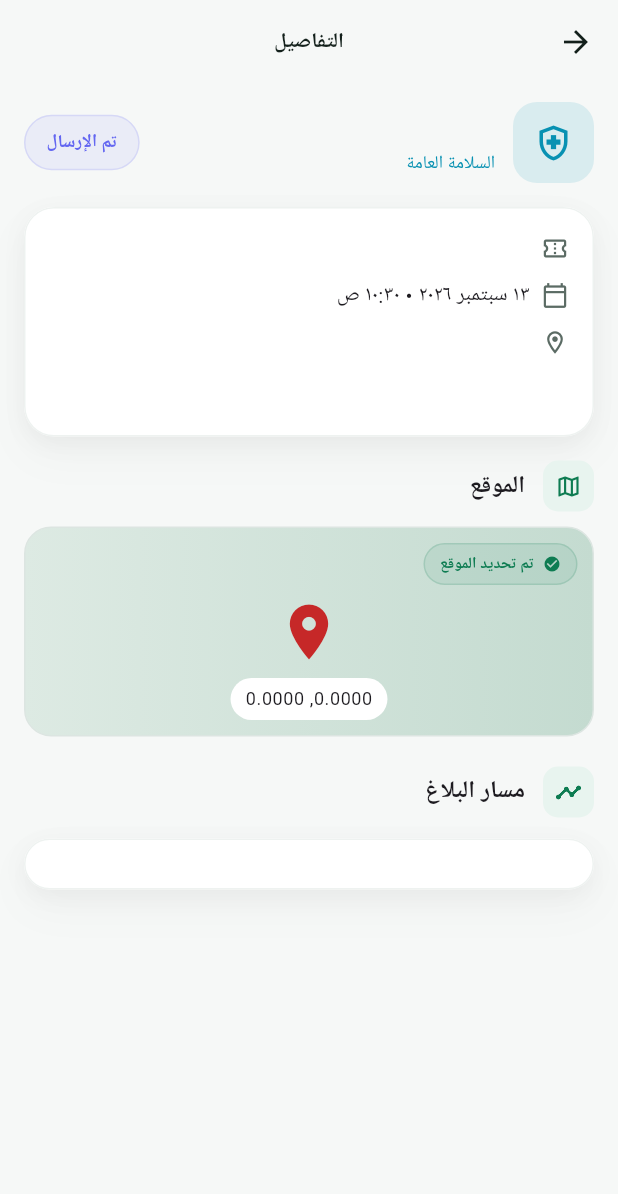
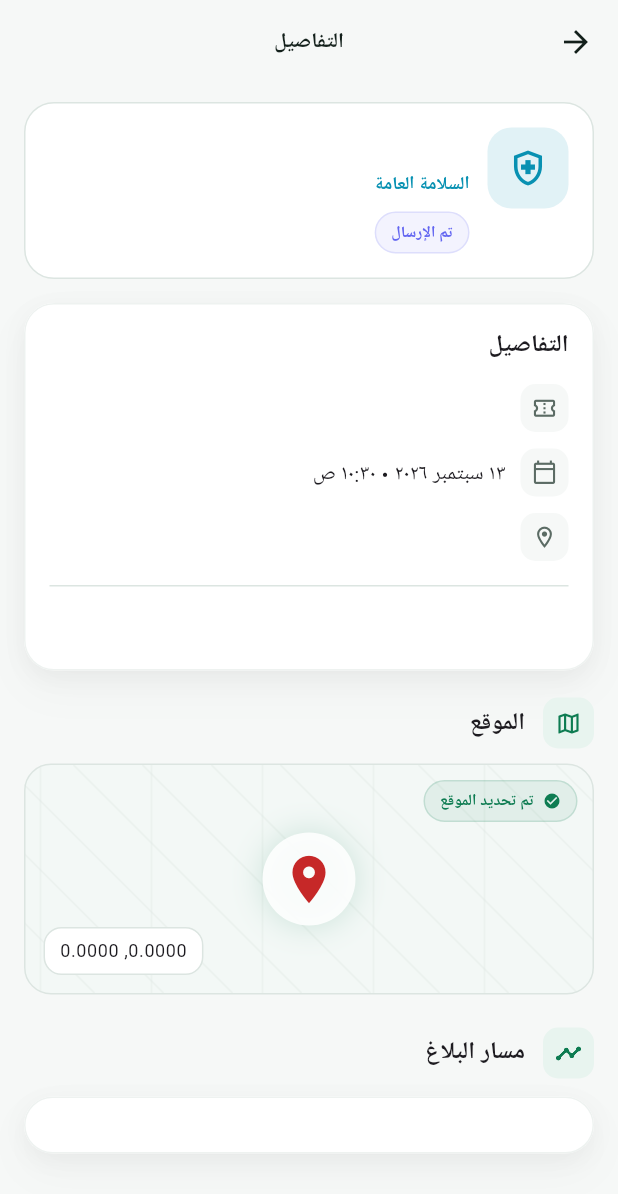
Before and after one commit to a63970980-eng/Sad, a Flutter app: the ReportDetailScreen screen opened directly with empty values, on a phone screen of 412 x 824 dp. Shown: the top 1194 px of the screen. Run offline on Flutter 3.47's test engine with Material 3 defaults, Android fonts, the phone set to English and light mode, and no system bars; our stand-ins replace cached_network_image, cloud_firestore, equatable, firebase_auth, firebase_core, firebase_storage and 13 more; accounts and stored records are empty; Roboto replaces fonts that are missing (Cairo).

Commit message:
refactor(reports): elevate citizen report detail presentation without changing workflow

```diff
--- a/lib/features/reports/presentation/screens/report_detail_screen.dart
+++ b/lib/features/reports/presentation/screens/report_detail_screen.dart
@@ -41,69 +41,53 @@ class ReportDetailScreen extends ConsumerWidget {
           return ListView(
             padding: const EdgeInsets.fromLTRB(16, 12, 16, 28),
             children: [
-              Row(
-                children: [
-                  Container(
-                    width: 54,
-                    height: 54,
-                    decoration: BoxDecoration(
-                      color: report.category.color.withValues(alpha: 0.12),
-                      borderRadius: BorderRadius.circular(16),
-                    ),
-                    child: Icon(report.category.icon,
-                        color: report.category.color, size: 28),
-                  ),
-                  const SizedBox(width: 12),
-                  Expanded(
-                    child: Column(
-                      crossAxisAlignment: CrossAxisAlignment.start,
-                      children: [
-                        Text(report.title,
-                            style: t.titleMedium
-                                ?.copyWith(fontWeight: FontWeight.w800)),
-                        const SizedBox(height: 4),
-                        Text(tr(l, report.category.labelKey),
-                            style: t.bodySmall
-                                ?.copyWith(color: report.category.color)),
-                      ],
-                    ),
-                  ),
-                  StatusPill(
-                      label: tr(l, report.status.labelKey),
-                      color: report.status.color),
-                ],
-              ),
+              _ReportHero(report: report, locale: locale),
               const SizedBox(height: 16),
               AppCard(
+                padding: const EdgeInsets.fromLTRB(16, 15, 16, 17),
                 child: Column(
                   crossAxisAlignment: CrossAxisAlignment.start,
                   children: [
+                    Text(
+                      l.details,
+                      style: t.titleMedium?.copyWith(fontWeight: FontWeight.w800),
+                    ),
+                    const SizedBox(height: 14),
                     _InfoRow(
-                        icon: Icons.confirmation_number_outlined,
-                        label: report.id),
-                    const SizedBox(height: 10),
+                      icon: Icons.confirmation_number_outlined,
+                      label: report.id,
+                    ),
+                    const SizedBox(height: 11),
                     _InfoRow(
-                        icon: Icons.calendar_today_outlined,
-                        label: Formatters.dateTime(report.createdAt, locale)),
+                      icon: Icons.calendar_today_outlined,
+                      label: Formatters.dateTime(report.createdAt, locale),
+                    ),
                     if (report.address != null) ...[
-                      const SizedBox(height: 10),
+                      const SizedBox(height: 11),
                       _InfoRow(
-                          icon: Icons.location_on_outlined,
-                          label: report.address!),
+                        icon: Icons.location_on_outlined,
+                        label: report.address!,
+                      ),
                     ],
+                    const SizedBox(height: 16),
+                    Divider(color: scheme.outline),
                     const SizedBox(height: 14),
-                    Text(report.description,
-                        style: t.bodyMedium
-                            ?.copyWith(color: scheme.onSurface)),
+                    Text(
+                      report.description,
+                      style: t.bodyMedium?.copyWith(
+                        color: scheme.onSurface,
+                        height: 1.65,
+                      ),
+                    ),
                   ],
                 ),
               ),
               if (report.photos.isNotEmpty) ...[
-                const SizedBox(height: 16),
+                const SizedBox(height: 18),
                 SectionHeader(title: l.reportPhotos, icon: Icons.image_outlined),
                 const SizedBox(height: 10),
                 SizedBox(
-                  height: 110,
+                  height: 112,
                   child: ListView.separated(
                     scrollDirection: Axis.horizontal,
                     itemCount: report.photos.length,
@@ -116,19 +100,17 @@ class ReportDetailScreen extends ConsumerWidget {
                 ),
               ],
               if (report.hasLocation) ...[
-                const SizedBox(height: 16),
-                SectionHeader(
-                    title: l.reportLocation, icon: Icons.map_outlined),
+                const SizedBox(height: 18),
+                SectionHeader(title: l.reportLocation, icon: Icons.map_outlined),
                 const SizedBox(height: 10),
                 _MiniMap(report: report),
               ],
-              const SizedBox(height: 20),
-              SectionHeader(
-                  title: l.reportTimeline, icon: Icons.timeline_rounded),
-              const SizedBox(height: 14),
+              const SizedBox(height: 22),
+              SectionHeader(title: l.reportTimeline, icon: Icons.timeline_rounded),
+              const SizedBox(height: 12),
               AppCard(
-                child: TimelineView(
-                    entries: report.timeline, locale: locale),
+                padding: const EdgeInsets.fromLTRB(16, 18, 16, 18),
+                child: TimelineView(entries: report.timeline, locale: locale),
               ),
             ],
           );
@@ -138,20 +120,96 @@ class ReportDetailScreen extends ConsumerWidget {
   }
 }
 
+class _ReportHero extends StatelessWidget {
+  const _ReportHero({required this.report, required this.locale});
+  final Report report;
+  final String locale;
+
+  @override
+  Widget build(BuildContext context) {
+    final l = AppLocalizations.of(context);
+    final t = Theme.of(context).textTheme;
+    final scheme = Theme.of(context).colorScheme;
+    return Container(
+      padding: const EdgeInsets.all(16),
+      decoration: BoxDecoration(
+        color: scheme.surface,
+        borderRadius: BorderRadius.circular(20),
+        border: Border.all(color: scheme.outline),
+      ),
+      child: Row(
+        crossAxisAlignment: CrossAxisAlignment.start,
+        children: [
+          Container(
+            width: 54,
+            height: 54,
+            decoration: BoxDecoration(
+              color: report.category.color.withValues(alpha: 0.12),
+              borderRadius: BorderRadius.circular(16),
+            ),
+            child: Icon(report.category.icon,
+                color: report.category.color, size: 28),
+          ),
+          const SizedBox(width: 12),
+          Expanded(
+            child: Column(
+              crossAxisAlignment: CrossAxisAlignment.start,
+              children: [
+                Text(
+                  report.title,
+                  maxLines: 2,
+                  overflow: TextOverflow.ellipsis,
+                  style: t.titleMedium?.copyWith(fontWeight: FontWeight.w800),
+                ),
+                const SizedBox(height: 5),
+                Text(
+                  tr(l, report.category.labelKey),
+                  style: t.bodySmall?.copyWith(
+                    color: report.category.color,
+                    fontWeight: FontWeight.w700,
+                  ),
+                ),
+                const SizedBox(height: 10),
+                StatusPill(
+                  label: tr(l, report.status.labelKey),
+                  color: report.status.color,
+                  dense: true,
+                ),
+              ],
+            ),
+          ),
+        ],
+      ),
+    );
+  }
+}
+
 class _InfoRow extends StatelessWidget {
   const _InfoRow({required this.icon, required this.label});
   final IconData icon;
   final String label;
+
   @override
   Widget build(BuildContext context) {
     final scheme = Theme.of(context).colorScheme;
     return Row(
+      crossAxisAlignment: CrossAxisAlignment.start,
       children: [
-        Icon(icon, size: 18, color: scheme.onSurfaceVariant),
-        const SizedBox(width: 8),
+        Container(
+          width: 32,
+          height: 32,
+          decoration: BoxDecoration(
+            color: scheme.surfaceContainerHighest,
+            borderRadius: BorderRadius.circular(10),
+          ),
+          child: Icon(icon, size: 17, color: scheme.onSurfaceVariant),
+        ),
+        const SizedBox(width: 10),
         Expanded(
-          child: Text(label,
-              style: Theme.of(context).textTheme.bodyMedium),
+          child: Padding(
+            padding: const EdgeInsets.only(top: 6),
+            child: Text(label, style: Theme.of(context).textTheme.bodyMedium),
+          ),
         ),
       ],
     );
@@ -161,62 +219,96 @@ class _InfoRow extends StatelessWidget {
 class _Photo extends StatelessWidget {
   const _Photo({required this.path});
   final String path;
+
+  Widget _fallback(BuildContext context) => Container(
+        width: 132,
+        height: 112,
+        color: AppColors.primarySoft,
+        child: Icon(
+          Icons.image_outlined,
+          color: Theme.of(context).colorScheme.onSurfaceVariant,
+        ),
+      );
+
   @override
   Widget build(BuildContext context) {
     if (path.startsWith('http')) {
       return CachedNetworkImage(
-          imageUrl: path, width: 130, height: 110, fit: BoxFit.cover);
+        imageUrl: path,
+        width: 132,
+        height: 112,
+        fit: BoxFit.cover,
+        placeholder: (_, __) => _fallback(context),
+        errorWidget: (_, __, ___) => _fallback(context),
+      );
     }
     if (kIsWeb) {
-      return Image.network(path,
-          width: 130, height: 110, fit: BoxFit.cover,
-          errorBuilder: (_, __, ___) => Container(
-              width: 130,
-              height: 110,
-              color: AppColors.primarySoft,
-              child: const Icon(Icons.image_outlined)));
+      return Image.network(
+        path,
+        width: 132,
+        height: 112,
+        fit: BoxFit.cover,
+        errorBuilder: (_, __, ___) => _fallback(context),
+      );
     }
-    return Image.file(File(path),
-        width: 130, height: 110, fit: BoxFit.cover,
-        errorBuilder: (_, __, ___) => Container(
-            width: 130,
-            height: 110,
-            color: AppColors.primarySoft,
-            child: const Icon(Icons.image_outlined)));
+    return Image.file(
+      File(path),
+      width: 132,
+      height: 112,
+      fit: BoxFit.cover,
+      errorBuilder: (_, __, ___) => _fallback(context),
+    );
   }
 }
 
 class _MiniMap extends StatelessWidget {
   const _MiniMap({required this.report});
-  final dynamic report;
+  final Report report;
 
   @override
   Widget build(BuildContext context) {
-    // Static, dependency-free location preview (works without Maps API key).
+    // Dependency-free preview retained so location remains useful without a Maps API key.
     final l = AppLocalizations.of(context);
+    final scheme = Theme.of(context).colorScheme;
     return Container(
-      height: 140,
+      height: 154,
       decoration: BoxDecoration(
-        gradient: const LinearGradient(
-          colors: [Color(0xFFDDEAE3), Color(0xFFC4DBD0)],
-        ),
+        color: AppColors.primarySurface,
         borderRadius: BorderRadius.circular(18),
-        border: Border.all(color: Theme.of(context).colorScheme.outline),
+        border: Border.all(color: scheme.outline),
       ),
+      clipBehavior: Clip.antiAlias,
       child: Stack(
         alignment: Alignment.center,
         children: [
-          const Icon(Icons.location_on, color: AppColors.danger, size: 44),
+          Positioned.fill(child: CustomPaint(painter: _MapGridPainter(scheme.outline))),
+          Container(
+            width: 62,
+            height: 62,
+            decoration: BoxDecoration(
+              color: Colors.white.withValues(alpha: 0.88),
+              shape: BoxShape.circle,
+              boxShadow: [
+                BoxShadow(
+                  color: AppColors.primary.withValues(alpha: 0.18),
+                  blurRadius: 18,
+                ),
+              ],
+            ),
+            child: const Icon(Icons.location_on, color: AppColors.danger, size: 38),
+          ),
           Positioned(
-            bottom: 10,
+            left: 12,
+            bottom: 12,
             child: Container(
-              padding: const EdgeInsets.symmetric(horizontal: 10, vertical: 6),
+              padding: const EdgeInsets.symmetric(horizontal: 10, vertical: 7),
               decoration: BoxDecoration(
-                color: Colors.white,
-                borderRadius: BorderRadius.circular(20),
+                color: scheme.surface,
+                borderRadius: BorderRadius.circular(12),
+                border: Border.all(color: scheme.outline),
               ),
               child: Text(
-                '${report.latitude.toStringAsFixed(4)}, ${report.longitude.toStringAsFixed(4)}',
+                '${report.latitude!.toStringAsFixed(4)}, ${report.longitude!.toStringAsFixed(4)}',
                 style: Theme.of(context).textTheme.bodySmall,
               ),
             ),
@@ -225,13 +317,37 @@ class _MiniMap extends StatelessWidget {
             top: 10,
             right: 10,
             child: StatusPill(
-                label: l.locationCaptured,
-                color: AppColors.primary,
-                icon: Icons.check_circle,
-                dense: true),
+              label: l.locationCaptured,
+              color: AppColors.primary,
+              icon: Icons.check_circle,
+              dense: true,
+            ),
           ),
         ],
       ),
     );
   }
 }
+
+class _MapGridPainter extends CustomPainter {
+  const _MapGridPainter(this.lineColor);
+  final Color lineColor;
+
+  @override
+  void paint(Canvas canvas, Size size) {
+    final paint = Paint()
+      ..color = lineColor.withValues(alpha: 0.32)
+      ..strokeWidth = 1.2
+      ..style = PaintingStyle.stroke;
+    for (var x = -size.height; x < size.width + size.height; x += 46) {
+      canvas.drawLine(Offset(x, 0), Offset(x + size.height, size.height), paint);
+    }
+    for (var x = 10.0; x < size.width; x += 74) {
+      canvas.drawLine(Offset(x, 0), Offset(x, size.height), paint);
+    }
+  }
+
+  @override
+  bool shouldRepaint(covariant _MapGridPainter oldDelegate) =>
+      oldDelegate.lineColor != lineColor;
+}
```
